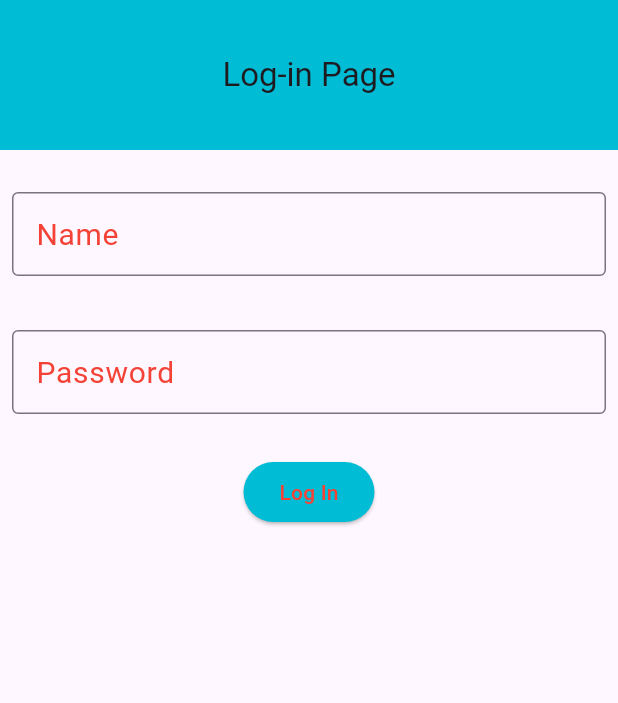
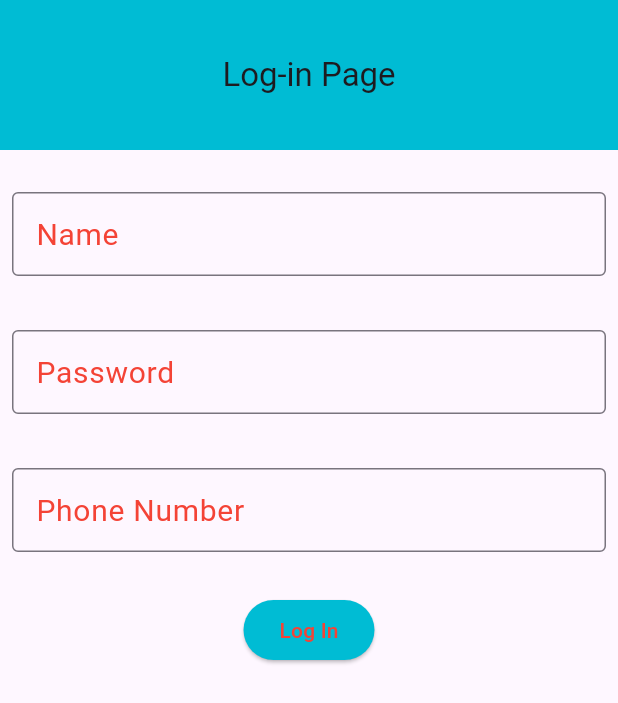
Before and after one commit to osmangonikhan247/new_project, a Flutter app: the screen it shows after launch, on a phone screen of 412 x 824 dp. Shown: the top 703 px of the screen. Run offline on Flutter 3.47's test engine with Material 3 defaults, Android fonts, the phone set to English and light mode, and no system bars.

Commit message:
updated code

```diff
--- a/lib/log_in_page.dart
+++ b/lib/log_in_page.dart
@@ -54,6 +54,26 @@ class login extends StatelessWidget {
               ),
             ),
 
+
+            SizedBox(height: 20,),
+
+            Padding(
+              padding: const EdgeInsets.all(8.0),
+              child: TextField(
+                obscureText: true,
+
+                decoration: InputDecoration(
+                    labelText: 'Phone Number',
+                    labelStyle: TextStyle(
+                        color: Colors.red,
+                        fontSize: 20
+                    ),
+                    hintText: 'Enter Your Phone Number',
+                    border: OutlineInputBorder()
+                ),
+              ),
+            ),
+
             SizedBox(height: 20,),
 
             ElevatedButton(
```
